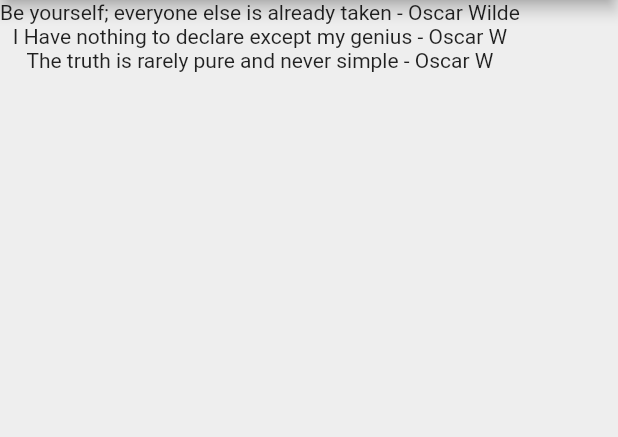
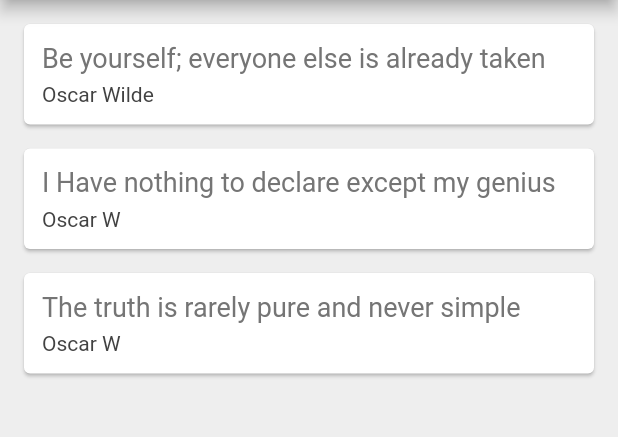
Before and after one commit to HeavyManiac/flutter, a Flutter app: the screen it shows after launch, on a phone screen of 412 x 824 dp, the part 84-521 px from its top. Run offline on Flutter 3.47's test engine with Material 2 defaults, Android fonts, the phone set to English and light mode, and no system bars.

Commit message:
Update main.dart

```diff
--- a/quotes/lib/main.dart
+++ b/quotes/lib/main.dart
@@ -1,3 +1,5 @@
+
+import 'package:flutter/cupertino.dart';
 import 'package:flutter/material.dart';
 import 'quote.dart';
 
@@ -25,6 +27,37 @@ class _QuoteListState extends State<QuoteList> {
     Quote(author:'Oscar W', text:'The truth is rarely pure and never simple')
   ];
 
+  Widget quoteTemplate(quote){
+    return Card(
+      margin: EdgeInsets.fromLTRB(16.0, 16.0, 16.0, 0),
+      child: Padding(
+        padding: const EdgeInsets.all(12.0),
+        child: Column(
+          crossAxisAlignment: CrossAxisAlignment.stretch,
+          children: <Widget>[
+            Text(
+              quote.text,
+              style: TextStyle(
+                fontSize: 18.0,
+                color: Colors.grey[600],
+              ),
+            ),
+            SizedBox(height: 6.0),
+            Text(
+              quote.author,
+              style: TextStyle(
+                fontSize: 14.0,
+                color: Colors.grey[800],
+              )
+            ),
+          ],
+        ),
+      ),
+    );
+  }
+
+
+
   @override
   Widget build(BuildContext context) {
     return Scaffold(
@@ -40,7 +73,8 @@ class _QuoteListState extends State<QuoteList> {
         //  return Text(quote);
         //}).toList(),
         // printing a property requires to be enclosed in {}
-        children: quotes.map( (quote) => Text('${quote.text} - ${quote.author}')).toList(),
+        // children: quotes.map( (quote) => Text('${quote.text} - ${quote.author}')).toList(),
+        children: quotes.map( (quote) => quoteTemplate(quote)).toList(),
       ),
     );  //returns the widget tree
   }
```
